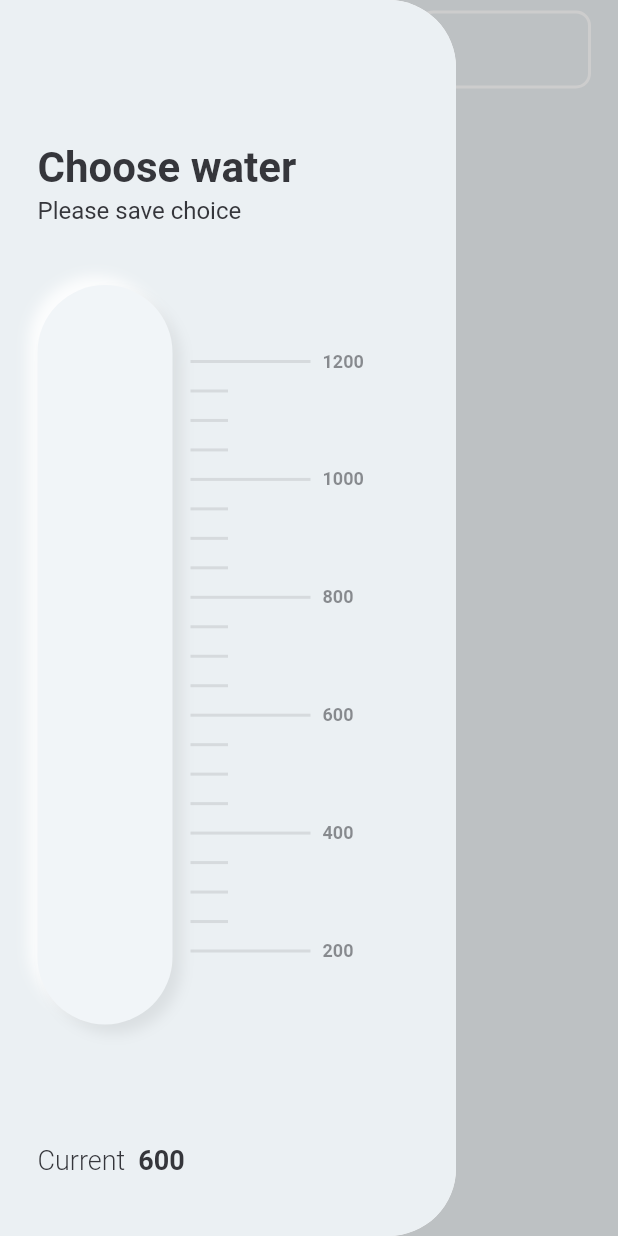
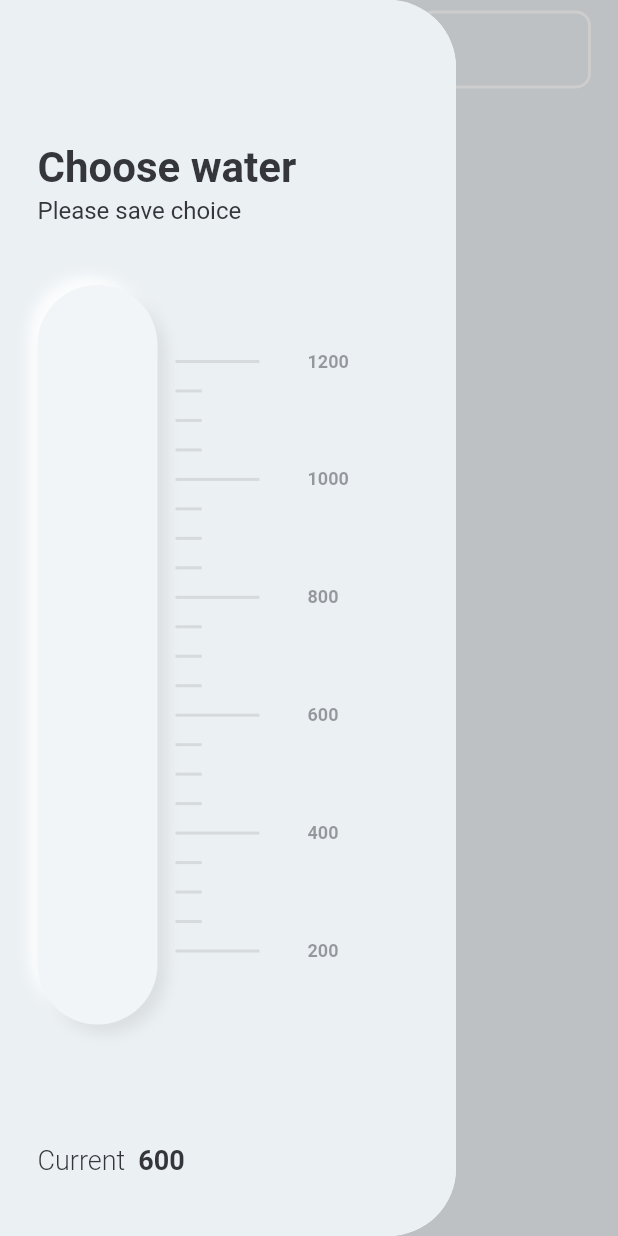
Before and after one commit to pawlik92/flutter_whirlpool, a Flutter app: the screen it shows after launch, with the side drawer open, on a phone screen of 412 x 824 dp. Run offline on Flutter 3.47's test engine with Material 2 defaults, Android fonts, the phone set to English and light mode, and no system bars.

Commit message:
Added staggered animation to water slider

```diff
--- a/lib/screens/water_drawer/water_slider.dart
+++ b/lib/screens/water_drawer/water_slider.dart
@@ -28,36 +28,56 @@ class WaterSlider extends StatefulWidget {
   _WaterSliderState createState() => _WaterSliderState();
 }
 
-class _WaterSliderState extends State<WaterSlider> {
+class _WaterSliderState extends State<WaterSlider>
+    with SingleTickerProviderStateMixin {
+  AnimationController _animationController;
+
+  @override
+  void initState() {
+    super.initState();
+    _animationController = AnimationController(
+      duration: const Duration(milliseconds: 2000),
+      vsync: this,
+    );
+
+    _animationController.forward();
+  }
+
+  @override
+  void dispose() {
+    _animationController.dispose();
+    super.dispose();
+  }
+
   @override
   Widget build(BuildContext context) {
     BorderRadius borderRadius = BorderRadius.circular(50);
-
-    InnerShadowDecoration foregroundDecoration = InnerShadowDecoration(
-      colors: [
-        Color.lerp(CustomColors.pressedContainer, Colors.black, .12),
-        Colors.white
-      ],
-      borderRadius: borderRadius,
-    );
 
     return LayoutBuilder(
       builder: (BuildContext context, BoxConstraints constraints) {
         return Row(
           children: <Widget>[
             NeumorphicContainer(
-              width: 90,
+              width: 80,
               borderRadius: borderRadius,
               disableForegroundDecoration: true,
               padding: EdgeInsets.zero,
               child: Container(
-                decoration: foregroundDecoration,
+                decoration: InnerShadowDecoration(
+                  colors: [
+                    Color.lerp(
+                        CustomColors.pressedContainer, Colors.black, .12),
+                    Colors.white
+                  ],
+                  borderRadius: borderRadius,
+                ),
                 child: Stack(
                   children: [
                     _WaterSlide(
                       height: constraints.maxHeight,
                       min: widget.minValue,
                       max: widget.maxValue,
+                      controller: _animationController,
                       topOffset: 40,
                       bottomOffset: 58,
                       initValue: widget.initValue,
@@ -69,7 +89,8 @@ class _WaterSliderState extends State<WaterSlider> {
             ),
             Padding(
               padding: const EdgeInsets.only(left: 12),
-              child: _SliderRange(
+              child: _SliderLegend(
+                controller: _animationController.view,
                 min: widget.minValue,
                 max: widget.maxValue,
                 step: 50,
@@ -85,16 +106,56 @@ class _WaterSliderState extends State<WaterSlider> {
   }
 }
 
-class _SliderRange extends StatelessWidget {
-  const _SliderRange({
+class _SliderLegend extends StatelessWidget {
+  _SliderLegend({
     @required this.min,
     @required this.max,
     @required this.step,
+    @required this.controller,
     this.topOffset = 0.0,
     this.bottomOffset = 0.0,
     this.markNStep,
     Key key,
-  }) : super(key: key);
+  })  : shortLineWidth = Tween<double>(
+          begin: 0.0,
+          end: 25.0,
+        ).animate(
+          CurvedAnimation(
+            parent: controller,
+            curve: Interval(
+              0.180,
+              0.350,
+              curve: Curves.ease,
+            ),
+          ),
+        ),
+        longLineWidth = Tween<double>(
+          begin: 0.0,
+          end: 80,
+        ).animate(
+          CurvedAnimation(
+            parent: controller,
+            curve: Interval(
+              0.180,
+              0.350,
+              curve: Curves.ease,
+            ),
+          ),
+        ),
+        opacity = Tween<double>(
+          begin: 0.0,
+          end: 1.0,
+        ).animate(
+          CurvedAnimation(
+            parent: controller,
+            curve: Interval(
+              0.110,
+              0.350,
+              curve: Curves.ease,
+            ),
+          ),
+        ),
+        super(key: key);
 
   final double min;
   final double max;
@@ -102,6 +163,10 @@ class _SliderRange extends StatelessWidget {
   final double topOffset;
   final double bottomOffset;
   final int markNStep;
+  final Animation<double> controller;
+  final Animation<double> shortLineWidth;
+  final Animation<double> longLineWidth;
+  final Animation<double> opacity;
 
   @override
   Widget build(BuildContext context) {
@@ -109,7 +174,12 @@ class _SliderRange extends StatelessWidget {
       builder: (BuildContext context, BoxConstraints constraints) {
         return Container(
           width: 120,
-          child: Stack(children: _generateRangeList(constraints.maxHeight)),
+          child: AnimatedBuilder(
+            builder: (BuildContext context, Widget child) {
+              return Stack(children: _generateRangeList(constraints.maxHeight));
+            },
+            animation: controller,
+          ),
         );
       },
     );
@@ -131,7 +201,7 @@ class _SliderRange extends StatelessWidget {
           left: 0,
           top: top,
           child: Container(
-            width: markStep ? 80 : 25,
+            width: markStep ? longLineWidth.value : shortLineWidth.value,
             height: 2,
             color: CustomColors.headerColor.withAlpha(30),
           ),
@@ -143,12 +213,15 @@ class _SliderRange extends StatelessWidget {
           Positioned(
             left: 80.0 + 8.0,
             top: top - 6,
+            child: Opacity(
+              opacity: opacity.value,
               child: Text(
                 (max - i * step).toStringAsFixed(0),
                 style: TextStyle(
                   color: CustomColors.headerColor.withAlpha(140),
                   fontWeight: FontWeight.w600,
                   fontSize: 12,
+                ),
               ),
             ),
           ),
@@ -165,6 +238,7 @@ class _WaterSlide extends StatefulWidget {
     @required this.height,
     @required this.min,
     @required this.max,
+    @required this.controller,
     this.topOffset = 0.0,
     this.bottomOffset = 0.0,
     this.onValueChanged,
@@ -178,17 +252,15 @@ class _WaterSlide extends StatefulWidget {
   final double topOffset;
   final double bottomOffset;
   final double initValue;
+  final Animation<double> controller;
   final ValueChangeCallback onValueChanged;
 
   @override
   _WaterSlideState createState() => _WaterSlideState();
 }
 
-class _WaterSlideState extends State<_WaterSlide>
-    with SingleTickerProviderStateMixin {
-  AnimationController _animationController;
+class _WaterSlideState extends State<_WaterSlide> {
   Animation _growAnimation;
-
   double _yOffset = 0;
 
   @override
@@ -199,23 +271,21 @@ class _WaterSlideState extends State<_WaterSlide>
         ? _validateYOffset(_yOffset)
         : _validateYOffset(_calculateYOffset(widget.initValue));
 
-    _animationController =
-        AnimationController(vsync: this, duration: Duration(seconds: 1));
-    _growAnimation = Tween<double>(begin: widget.height, end: animationEndValue)
-        .chain(CurveTween(curve: Curves.easeOutCirc))
-        .animate(_animationController)
-          ..addListener(() {
+    _growAnimation = Tween<double>(
+      begin: widget.height,
+      end: animationEndValue,
+    ).animate(
+      CurvedAnimation(
+        parent: widget.controller,
+        curve: Interval(0.350, .750, curve: Curves.easeOutCubic),
+      ),
+    )..addListener(
+        () {
           setState(() {
             _yOffset = _growAnimation.value;
           });
-          });
-    _animationController.forward();
-  }
-
-  @override
-  void dispose() {
-    _animationController.dispose();
-    super.dispose();
+        },
+      );
   }
 
   @override
--- a/lib/shared/decorators/inner_shadow_decorator.dart
+++ b/lib/shared/decorators/inner_shadow_decorator.dart
@@ -5,7 +5,7 @@ import 'package:flutter/painting.dart';
 import 'package:flutter/foundation.dart';
 
 class InnerShadowDecoration extends Decoration {
-  InnerShadowDecoration({
+  const InnerShadowDecoration({
     @required this.colors,
     this.shape = BoxShape.rectangle,
     this.borderRadius,
```
Lines whose indentation alone changed are shown as unchanged.
